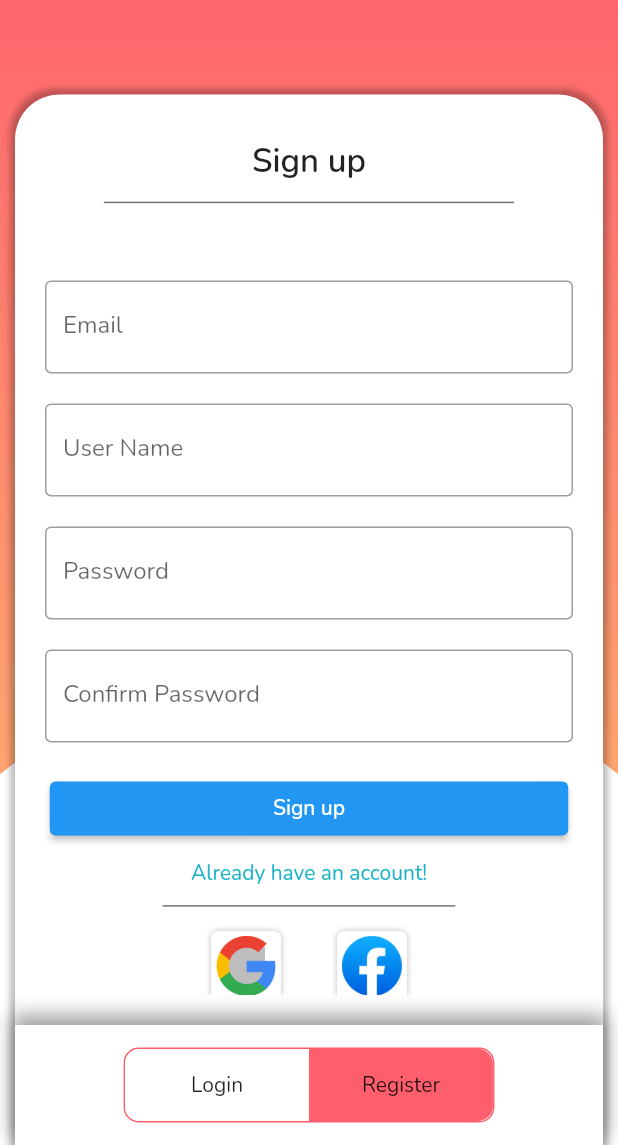
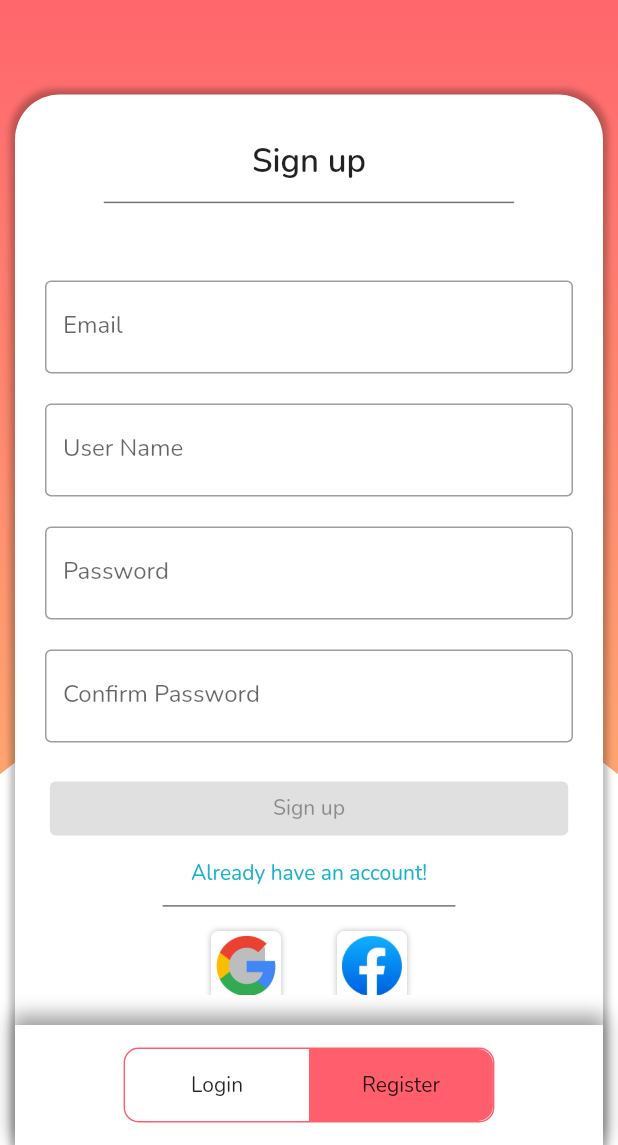
Before and after one commit to Hai4320/mybook_flutter, a Flutter app: the LoginSignupPage screen opened by its route, after a tap on "Register", on a phone screen of 412 x 824 dp, the part 91-1236 px from its top. Run offline on Flutter 3.47's test engine with Material 2 defaults, Android fonts, the phone set to English and light mode, and no system bars; our stand-ins replace audioplayers, bloc, equatable, firebase_auth, firebase_core, firebase_storage and 5 more; missing offline and left inert: dart:ffi, phlox_animations; accounts and stored records are empty; network calls fail; statements that could not run were skipped.

Commit message:
register bloc + action

```diff
--- a/lib/src/blocs/login_bloc/login_event.dart
+++ b/lib/src/blocs/login_bloc/login_event.dart
@@ -13,11 +13,6 @@ class LoginFormChanged extends LoginEvent {
   const LoginFormChanged({required this.email,required this.password});
 }
 
-class LoginPasswordChanged extends LoginEvent {
-  final String password;
-
-  const LoginPasswordChanged({required this.password});
-}
 
 class LoginSubmited extends LoginEvent {
   final String email;
--- /dev/null
+++ b/lib/src/blocs/register_bloc/register_event.dart
@@ -0,0 +1,27 @@
+part of 'register_bloc.dart';
+
+abstract class RegisterEvent extends Equatable {
+  const RegisterEvent();
+
+  @override
+  List<Object> get props => [];
+}
+
+class RegisterFormChange extends RegisterEvent {
+  final String email;
+  final String name;
+  final String password;
+  final String passwordConfirm;
+  const RegisterFormChange({required this.email, required this.name, required this.password, required this.passwordConfirm});
+  @override
+  List<Object> get props => [email, name, password, passwordConfirm];
+}
+class RegisterFormSubmit extends RegisterEvent{
+  final String email;
+  final String name;
+  final String password;
+  final String passwordConfirm;
+  const RegisterFormSubmit({required this.email, required this.name, required this.password, required this.passwordConfirm});
+  @override
+  List<Object> get props => [email, name, password, passwordConfirm];
+}
--- /dev/null
+++ b/lib/src/blocs/register_bloc/register_state.dart
@@ -0,0 +1,37 @@
+part of 'register_bloc.dart';
+
+class RegisterState extends Equatable {
+  const RegisterState();
+
+  bool canSubmit() => false;
+
+  @override
+  List<Object> get props => [];
+}
+
+class RegisterInitial extends RegisterState {}
+
+class RegisterFillFormState extends RegisterState{
+  final bool isValidEmail;
+  final bool isValidPassword;
+  final bool isValidName;
+  final bool isValidConfirmPassword;
+  const RegisterFillFormState({required this.isValidEmail, required this.isValidPassword,required this.isValidConfirmPassword, required this.isValidName});
+
+  @override
+  bool canSubmit(){
+    return (isValidEmail && isValidPassword&& isValidName && isValidConfirmPassword);
+  }
+
+  @override
+  List<Object> get props => [isValidEmail, isValidPassword, isValidName, isValidConfirmPassword];
+}
+
+class RegisterLoadingState extends RegisterState{}
+class RegisterSuccessState extends RegisterState{}
+class RegisterErrorState extends RegisterState{
+  final String error;
+  const RegisterErrorState({required this.error});
+  @override
+  List<Object> get props => [error];
+}
--- a/lib/src/constants/validator.dart
+++ b/lib/src/constants/validator.dart
@@ -7,4 +7,7 @@ class Validation {
   static bool isValidPassword(String? password){
     return password != null && password.length >=3;
   }
+  static bool isValidName(String? name){
+    return name != null && name.isNotEmpty;
+  }
 }
--- a/lib/src/resources/service/api.dart
+++ b/lib/src/resources/service/api.dart
@@ -1,6 +1,7 @@
 class AppApis {
   static String API = "https://mybooksv.herokuapp.com";
   static String login_API = API + "/users/login";
+  static String register_API = API + "/users/register";
   static String notification_API = API + "/users/getnotify";
 
   static String getBook_API = API + "/books";
--- a/lib/src/ui/pages/login_signup_page.dart
+++ b/lib/src/ui/pages/login_signup_page.dart
@@ -1,3 +1,5 @@
+import 'dart:ffi';
+
 import 'package:flutter/material.dart';
 import 'package:flutter_bloc/flutter_bloc.dart';
 import 'package:mybook_flutter/src/ui/themes/colors.dart';
@@ -20,6 +22,15 @@ class LoginSignupPage extends StatefulWidget {
 class _LoginSignupPageState extends State<LoginSignupPage> {
   int _tabindex = 0;
   final userRepository = UserRepository();
+
+  void openLoginForm(){
+    _tabindex = 0;
+    setState((){});
+  }
+  void openRegisterForm(){
+    _tabindex = 0;
+    setState((){});
+  }
   @override
   Widget build(BuildContext context) {
     var size = MediaQuery.of(context).size;
@@ -81,8 +92,8 @@ class _LoginSignupPageState extends State<LoginSignupPage> {
                                 children: [
                                   Expanded(
                                     child: _tabindex == 0
-                                        ? const LoginForm()
-                                        : const RegisterForm(),
+                                        ? LoginForm(func: openRegisterForm)
+                                        : RegisterForm(func: openLoginForm),
                                   ),
                                   Container(
                                       height: 80,
--- a/lib/src/ui/widgets/stateful/login_form.dart
+++ b/lib/src/ui/widgets/stateful/login_form.dart
@@ -11,7 +11,8 @@ import '../../../resources/responsitory/user_repo.dart';
 import '../../themes/colors.dart';
 
 class LoginForm extends StatefulWidget {
-  const LoginForm({Key? key}) : super(key: key);
+  const LoginForm({Key? key, required this.func}) : super(key: key);
+  final VoidCallback func;
 
   @override
   _LoginFormState createState() => _LoginFormState();
@@ -21,6 +22,7 @@ class _LoginFormState extends State<LoginForm> {
   final _emailController = TextEditingController();
   final _passwordController = TextEditingController();
   final UserRepository userRepository = UserRepository();
+
   @override
   Widget build(BuildContext context) {
     var size = MediaQuery.of(context).size;
--- a/lib/src/ui/widgets/stateful/register_form.dart
+++ b/lib/src/ui/widgets/stateful/register_form.dart
@@ -1,21 +1,70 @@
 import 'package:flutter/material.dart';
+import 'package:flutter_bloc/flutter_bloc.dart';
+import 'package:mybook_flutter/src/blocs/register_bloc/register_bloc.dart';
 
 import '../../../constants/app_localization.dart';
 import '../../../constants/assets.dart';
 import '../../themes/colors.dart';
 
 class RegisterForm extends StatefulWidget {
-  const RegisterForm({ Key? key }) : super(key: key);
+  const RegisterForm({Key? key, required this.func}) : super(key: key);
+   final VoidCallback func;
 
   @override
   _RegisterFormState createState() => _RegisterFormState();
 }
 
 class _RegisterFormState extends State<RegisterForm> {
+  final _emailController = TextEditingController();
+  final _nameController = TextEditingController();
+  final _passwordConfirmController = TextEditingController();
+  final _passwordController = TextEditingController();
   @override
   Widget build(BuildContext context) {
     var size = MediaQuery.of(context).size;
-    var widthOfForm = size.width-20;
+    var widthOfForm = size.width - 20;
+    return BlocProvider(
+      create: (context) => RegisterBloc(),
+      child: BlocListener<RegisterBloc, RegisterState>(
+        listener: (context, state) async {
+          if (state is RegisterErrorState) {
+            ScaffoldMessenger.of(context).showSnackBar(SnackBar(
+              content: Text(state.error),
+              backgroundColor: Colors.red,
+              behavior: SnackBarBehavior.floating,
+              margin: EdgeInsets.only(bottom: size.height - 80),
+            ));
+          }
+          if (state is RegisterSuccessState) {
+            ScaffoldMessenger.of(context).showSnackBar(SnackBar(
+              content: const Text('Create successfully! Login now'),
+              backgroundColor: Colors.green,
+              behavior: SnackBarBehavior.floating,
+              margin: EdgeInsets.only(bottom: size.height - 80),
+            ));
+            await Future<void>.delayed(const Duration(milliseconds: 500));
+            widget.func.call();
+          }
+        },
+        child: BlocBuilder<RegisterBloc, RegisterState>(
+          builder: (context, state) {
+            _handleOnChange() {
+              BlocProvider.of<RegisterBloc>(context).add(RegisterFormChange(
+                email: _emailController.text,
+                name: _nameController.text,
+                password: _passwordController.text,
+                passwordConfirm: _passwordConfirmController.text,
+              ));
+            }
+
+            _handleSubmit() {
+              BlocProvider.of<RegisterBloc>(context).add(RegisterFormSubmit(
+                  email: _emailController.text,
+                  name: _nameController.text,
+                  password: _passwordController.text,
+                  passwordConfirm: _passwordConfirmController.text));
+            }
+
             return Padding(
               padding: const EdgeInsets.all(20),
               child: ListView(
@@ -34,82 +83,108 @@ class _RegisterFormState extends State<RegisterForm> {
                   Divider(
                     color: Colors.black54,
                     height: 4,
-            indent: widthOfForm*0.1,
-            endIndent: widthOfForm*0.1,
+                    indent: widthOfForm * 0.1,
+                    endIndent: widthOfForm * 0.1,
                     thickness: 1,
                   ),
                   Container(
                       margin: const EdgeInsets.only(top: 50),
                       child: TextFormField(
-              decoration: const InputDecoration(
+                        controller: _emailController,
+                        onChanged: (value) => _handleOnChange(),
+                        decoration: InputDecoration(
+                            errorText: (state is RegisterFillFormState &&
+                                    !state.isValidEmail)
+                                ? "Email is not a valid"
+                                : null,
                             hintText: "Enter Email Address",
+                            enabled: state is! RegisterLoadingState,
                             labelText: "Email",
-                border: OutlineInputBorder()
-              ),
-            )
-          ),
+                            border: OutlineInputBorder()),
+                      )),
                   Container(
                       margin: const EdgeInsets.only(top: 20),
                       child: TextFormField(
-              decoration: const InputDecoration(
+                        controller: _nameController,
+                        onChanged: (value) => _handleOnChange(),
+                        decoration: InputDecoration(
+                            errorText: (state is RegisterFillFormState &&
+                                    !state.isValidName)
+                                ? "UserName is not empty"
+                                : null,
                             hintText: "Enter User Name",
                             labelText: "User Name",
-                border: OutlineInputBorder()
-              ),
-            )
-          ),
+                            enabled: state is! RegisterLoadingState,
+                            border: OutlineInputBorder()),
+                      )),
                   Container(
                       margin: const EdgeInsets.only(top: 20),
                       child: TextFormField(
                         obscureText: true,
-              decoration: const InputDecoration(
+                        controller: _passwordController,
+                        onChanged: (value) => _handleOnChange(),
+                        decoration: InputDecoration(
+                            errorText: (state is RegisterFillFormState &&
+                                    !state.isValidPassword)
+                                ? "Password is too short"
+                                : null,
                             hintText: "Enter Password",
                             labelText: "Password",
-                border: OutlineInputBorder()
-              ),
-            )
-          ),
+                            enabled: state is! RegisterLoadingState,
+                            border: OutlineInputBorder()),
+                      )),
                   Container(
                       margin: const EdgeInsets.only(top: 20),
                       child: TextFormField(
+                        controller: _passwordConfirmController,
                         obscureText: true,
-              decoration: const InputDecoration(
+                        onChanged: (value) => _handleOnChange(),
+                        decoration: InputDecoration(
+                            errorText: (state is RegisterFillFormState &&
+                                    !state.isValidConfirmPassword)
+                                ? "Confirm password is not a valid"
+                                : null,
                             hintText: "Confirm Password",
                             labelText: "Confirm Password",
-                border: OutlineInputBorder()
-              ),
-            )
-          ),
+                            enabled: state is! RegisterLoadingState,
+                            border: OutlineInputBorder()),
+                      )),
                   Container(
                     margin: const EdgeInsets.only(top: 20),
                     alignment: Alignment.center,
-            child: 	ElevatedButton(
-              onPressed: (){},
+                    child: ElevatedButton(
+                        onPressed: state.canSubmit()
+                          ? _handleSubmit
+                          : null,
                         child: Container(
                             alignment: Alignment.center,
-                width: widthOfForm*0.8,
-                child: Text(AppLocalizations.of(context).translate('REGISTER'),)
-                )
+                            width: widthOfForm * 0.8,
+                            child: Text(
+                              state is RegisterLoadingState
+                                  ? "Loading"
+                                  : AppLocalizations.of(context)
+                                      .translate('REGISTER'),
+                            ))),
                   ),
-          ),
-          Container(
-            margin: const EdgeInsets.only(top:10),
+                  InkWell(
+                    onTap: widget.func,
+                    child: Container(
+                      margin: const EdgeInsets.only(top: 10),
                       alignment: Alignment.center,
                       child: Text(
                         AppLocalizations.of(context).translate('have_account'),
-              style: TextStyle(
-                color: AppColors.blue
+                        style: TextStyle(color: AppColors.blue),
                       ),
                     ),
                   ),
                   Container(
-            margin: const EdgeInsets.only(top:10),
+                    margin: const EdgeInsets.only(top: 10),
                     alignment: Alignment.center,
                     child: Divider(
                       color: Colors.black54,
                       height: 4,
-              indent: widthOfForm*0.2,
-              endIndent: widthOfForm*0.2,
+                      indent: widthOfForm * 0.2,
+                      endIndent: widthOfForm * 0.2,
                       thickness: 1,
                     ),
                   ),
@@ -119,13 +194,14 @@ class _RegisterFormState extends State<RegisterForm> {
                       Container(
                         padding: const EdgeInsets.all(10),
                         child: TextButton(
-                  onPressed: (){},
+                          onPressed: () {},
                           child: Container(
                               width: 40,
                               height: 40,
                               decoration: BoxDecoration(
                                 borderRadius: BorderRadius.circular(5.0),
-                      boxShadow: const [//BoxShadow
+                                boxShadow: const [
+                                  //BoxShadow
                                   BoxShadow(
                                     color: Colors.black26,
                                     offset: Offset(0.0, 0.0),
@@ -135,20 +211,20 @@ class _RegisterFormState extends State<RegisterForm> {
                                   ), //BoxShadow
                                 ],
                               ),
-                    child: Image.asset(AppIcons.ic_google)
-                    ),
+                              child: Image.asset(AppIcons.ic_google)),
                         ),
                       ),
                       Container(
                         padding: const EdgeInsets.all(10),
                         child: TextButton(
-                  onPressed: (){},
+                          onPressed: () {},
                           child: Container(
                               width: 40,
                               height: 40,
                               decoration: BoxDecoration(
                                 borderRadius: BorderRadius.circular(5.0),
-                      boxShadow: const [//BoxShadow
+                                boxShadow: const [
+                                  //BoxShadow
                                   BoxShadow(
                                     color: Colors.black26,
                                     offset: Offset(0.0, 0.0),
@@ -158,8 +234,7 @@ class _RegisterFormState extends State<RegisterForm> {
                                   ), //BoxShadow
                                 ],
                               ),
-                    child: Image.asset(AppIcons.ic_facebook)
-                    ),
+                              child: Image.asset(AppIcons.ic_facebook)),
                         ),
                       )
                     ],
@@ -167,5 +242,9 @@ class _RegisterFormState extends State<RegisterForm> {
                 ],
               ),
             );
+          },
+        ),
+      ),
+    );
   }
 }
```
Also changed, not shown: lib/src/blocs/register_bloc/register_bloc.dart (added, +56 -0 lines). Lines whose indentation alone changed are shown as unchanged.
